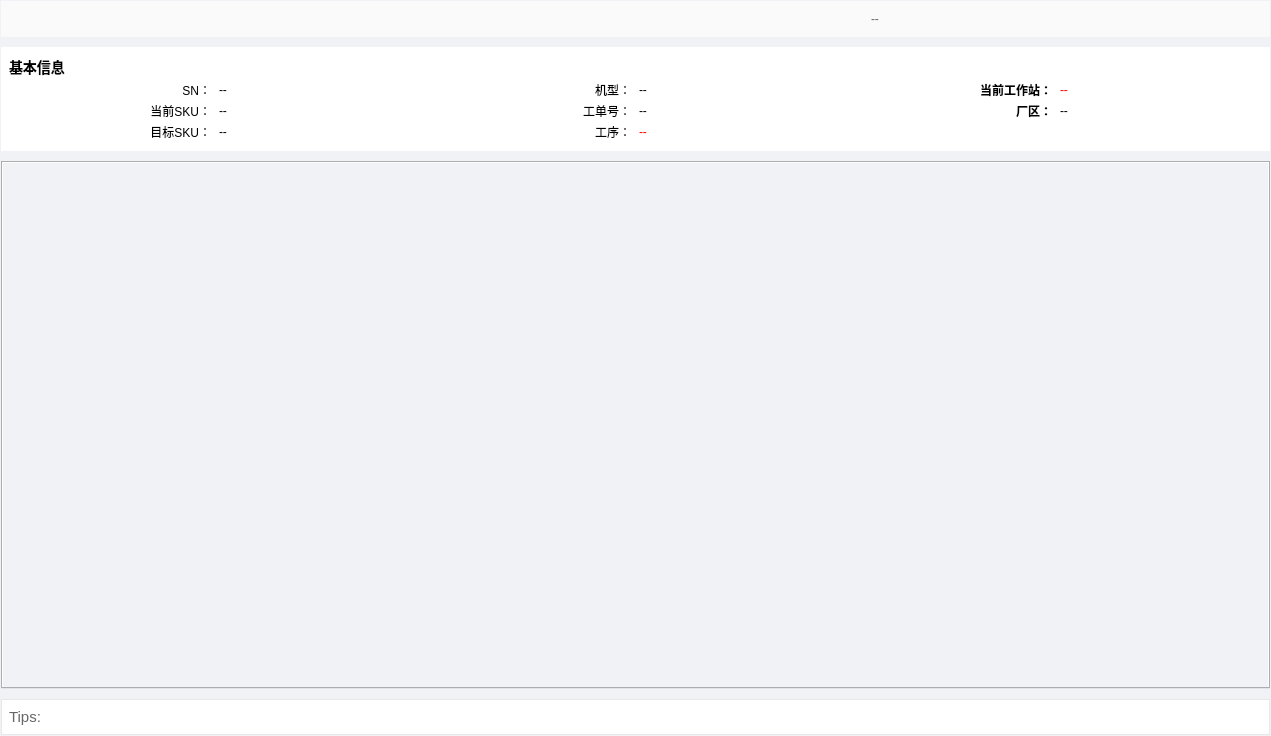
The window that src/app/MainWindow.ui (OnesZnoK/Eftp) describes before a commit, drawn with Qt 5.
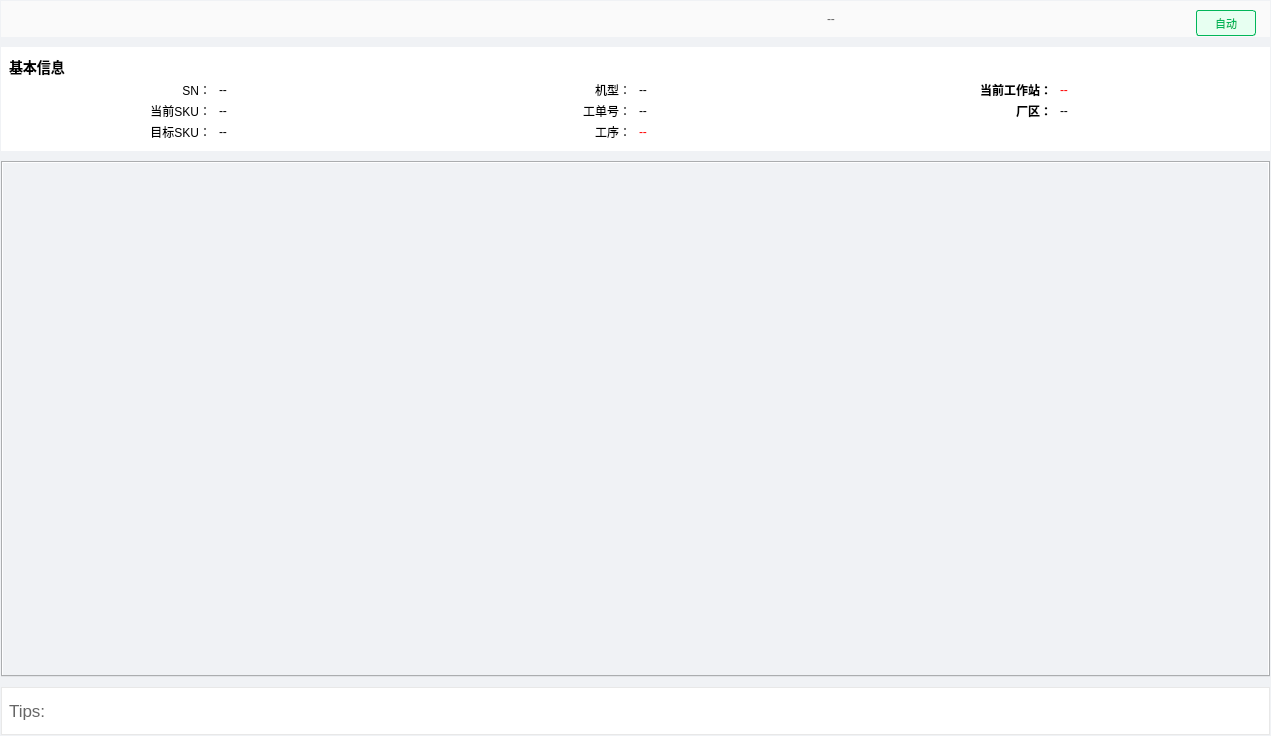
The same window after the commit. Icons and pictures are not drawn. Custom widgets are drawn as their Qt base class.

What changed in the file:
```diff
--- a/src/app/MainWindow.ui
+++ b/src/app/MainWindow.ui
@@ -56,6 +56,14 @@
          <property name="text"><string>--</string></property>
         </widget>
        </item>
+       <item>
+        <widget class="QPushButton" name="btnWifiMode">
+         <property name="minimumSize"><size><width>60</width><height>26</height></size></property>
+         <property name="maximumSize"><size><width>60</width><height>26</height></size></property>
+         <property name="text"><string>自动</string></property>
+         <property name="styleSheet"><string notr="true">QPushButton { font-size:11px; border:1px solid #01B659; border-radius:3px; background-color:#E7FFF1; color:#01B659; } QPushButton[mode="manual"] { border-color:#F37E00; background-color:#FFF7E6; color:#F37E00; }</string></property>
+        </widget>
+       </item>
       </layout>
      </widget>
     </item>
@@ -207,8 +215,8 @@
     <!-- ═══ Tips 区域 ═══ -->
     <item>
      <widget class="QWidget" name="widgetTips" native="true">
-      <property name="minimumSize"><size><width>0</width><height>36</height></size></property>
-      <property name="maximumSize"><size><width>16777215</width><height>36</height></size></property>
+      <property name="minimumSize"><size><width>0</width><height>48</height></size></property>
+      <property name="maximumSize"><size><width>16777215</width><height>48</height></size></property>
       <property name="styleSheet"><string notr="true">border:1px solid #E8E8E8; background-color:white;</string></property>
       <layout class="QHBoxLayout" name="tipsLayout">
        <property name="leftMargin"><number>8</number></property>
@@ -218,7 +226,7 @@
        <item>
         <widget class="QLabel" name="labelTipsTitle">
          <property name="minimumSize"><size><width>40</width><height>0</height></size></property>
-         <property name="font"><font><pointsize>11</pointsize></font></property>
+         <property name="font"><font><pointsize>13</pointsize></font></property>
          <property name="styleSheet"><string notr="true">border:none; color:#666;</string></property>
          <property name="text"><string>Tips:</string></property>
          <property name="alignment"><set>Qt::AlignVCenter</set></property>
@@ -226,7 +234,7 @@
        </item>
        <item>
         <widget class="QTextEdit" name="textEditTips">
-         <property name="font"><font><pointsize>11</pointsize></font></property>
+         <property name="font"><font><pointsize>13</pointsize></font></property>
          <property name="styleSheet"><string notr="true">border:none; background-color:transparent;</string></property>
         </widget>
        </item>
```
